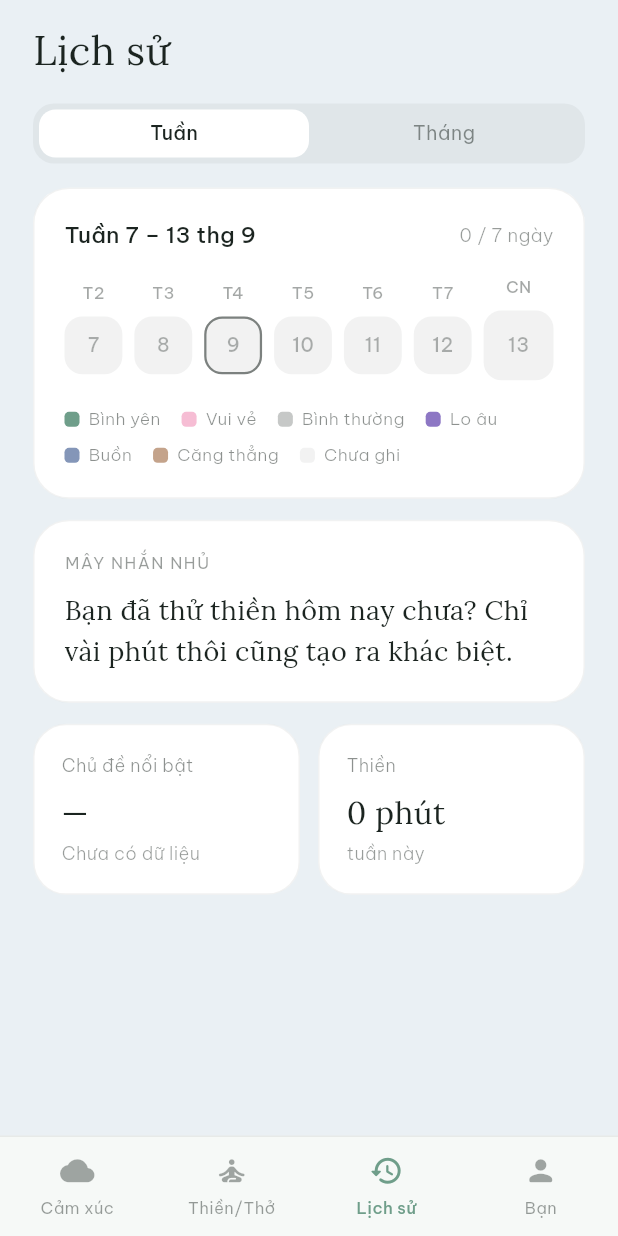
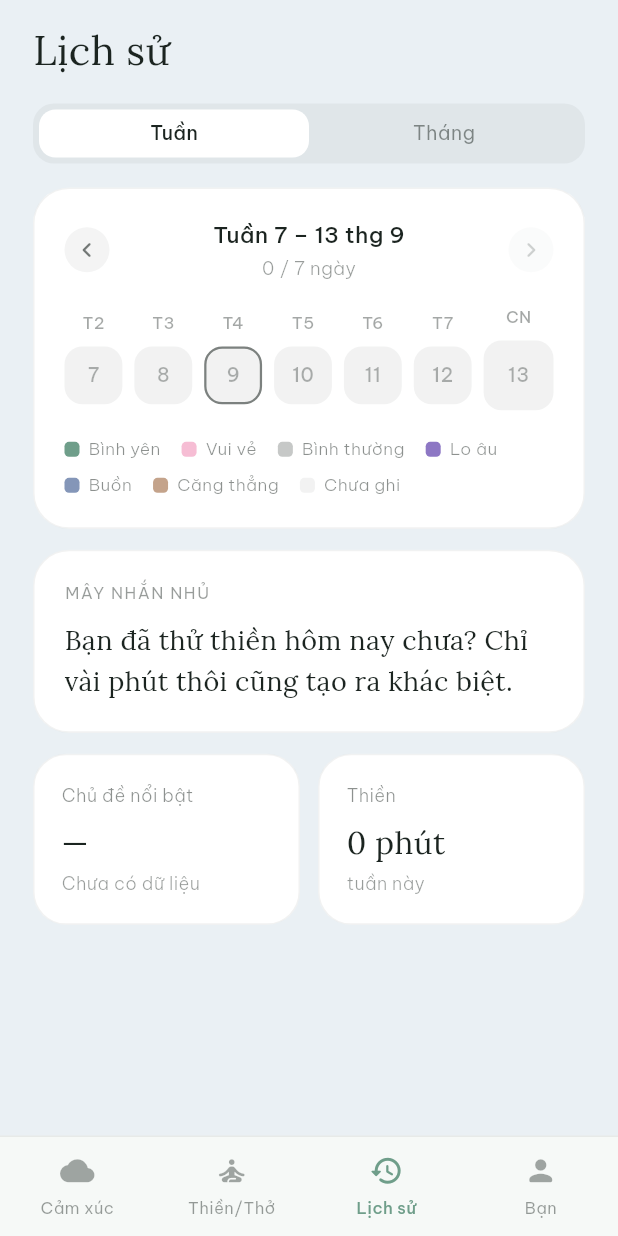
Before and after one commit to vietnguyen1254/an, a Flutter app: the MainTabs screen opened directly, item 3 of the bottom bar chosen, on a phone screen of 412 x 824 dp. Run offline on Flutter 3.47's test engine with Material 3 defaults, Android fonts, the phone set to English and light mode, and no system bars; our stand-ins replace firebase_auth, firebase_core, google_sign_in, just_audio, just_audio_background, shared_preferences and 1 more; missing offline and left inert: flutter_facebook_auth; accounts and stored records are empty; network calls fail.

Commit message:
Journal history: week/month navigation, real calendar alignment, meditation tracking
- Insight card ("Mây nhận thấy"/"Mây nhắn nhủ") no longer shrinks to
  hug short text — wrapped in SizedBox(width: double.infinity).
- Week/month grids gained < > navigation plus horizontal swipe, both
  clamped so you can't go past the current period. Switching tabs
  resets back to the current one.
- Month grid now aligns to the real calendar: leading blank cells so
  day 1 lands in its actual weekday column (Monday-first, matching the
  grid's own weekday header row), and every cell shows its day number
  (previously only the week grid did).
- Real meditation-time tracking: PlayerScreen now logs actual elapsed
  listened time to AppState on dispose (local-only, SharedPreferences
  — no backend table for this yet), and the journal screen's "Thiền"
  stat sums it over the selected range instead of a hardcoded 0.

Library screen: session duration moved to its own line instead of
sharing a line with guide name, and the "BÀI THIỀN" section header is
now "BÀI HƯỚNG DẪN" since it holds both meditation and breathing
content.

Co-Authored-By: Claude Sonnet 5 <noreply@anthropic.com>
Claude-Session: https://claude.ai/code/session_01BESPHactjVcMAqoGDnScay

```diff
--- a/lib/screens/journal/journal_screen.dart
+++ b/lib/screens/journal/journal_screen.dart
@@ -38,6 +38,13 @@ String _rangeHeaderLabel(bool isWeek, DateTime start, DateTime end) {
   return 'Tuần ${start.day} thg ${start.month} – ${end.day} thg ${end.month}';
 }
 
+String _formatMinutes(int totalMinutes) {
+  if (totalMinutes < 60) return '$totalMinutes phút';
+  final h = totalMinutes ~/ 60;
+  final m = totalMinutes % 60;
+  return m == 0 ? '$h giờ' : '$h giờ $m';
+}
+
 class JournalScreen extends StatefulWidget {
   const JournalScreen({super.key});
 
@@ -47,6 +54,11 @@ class JournalScreen extends StatefulWidget {
 
 class _JournalScreenState extends State<JournalScreen> {
   int _tab = 0; // 0 = Tuần, 1 = Tháng
+  int _offset = 0; // periods back from the current one; 0 = current, never > 0
+
+  void _shift(int delta) {
+    setState(() => _offset = (_offset + delta).clamp(-9999, 0));
+  }
 
   @override
   Widget build(BuildContext context) {
@@ -54,11 +66,13 @@ class _JournalScreenState extends State<JournalScreen> {
     final now = DateTime.now();
     final isWeek = _tab == 0;
 
-    final rangeStart = isWeek
-        ? DateTime(now.year, now.month, now.day).subtract(Duration(days: now.weekday - 1))
-        : DateTime(now.year, now.month, 1);
-    final rangeDays = isWeek ? 7 : DateTime(now.year, now.month + 1, 0).day;
+    final anchor = isWeek
+        ? DateTime(now.year, now.month, now.day).add(Duration(days: 7 * _offset))
+        : DateTime(now.year, now.month + _offset, 1);
+    final rangeStart = isWeek ? anchor.subtract(Duration(days: anchor.weekday - 1)) : anchor;
+    final rangeDays = isWeek ? 7 : DateTime(rangeStart.year, rangeStart.month + 1, 0).day;
     final rangeEnd = rangeStart.add(Duration(days: rangeDays - 1));
+    final canGoForward = _offset < 0;
 
     final byDay = <String, JournalEntry>{};
     for (final e in entries) {
@@ -74,6 +88,7 @@ class _JournalScreenState extends State<JournalScreen> {
 
     final topTag = _topTag(entriesInRange);
     final insight = generateInsight(entriesInRange);
+    final meditationMinutes = context.watch<AppState>().meditationSecondsInRange(rangeStart, rangeEnd) ~/ 60;
 
     void openDay(DateTime d) {
       final entry = byDay[_dayKey(d)];
@@ -100,7 +115,10 @@ class _JournalScreenState extends State<JournalScreen> {
                     final active = i == _tab;
                     return Expanded(
                       child: GestureDetector(
-                        onTap: () => setState(() => _tab = i),
+                        onTap: () => setState(() {
+                          _tab = i;
+                          _offset = 0;
+                        }),
                         child: Container(
                           height: 32,
                           alignment: Alignment.center,
@@ -119,15 +137,37 @@ class _JournalScreenState extends State<JournalScreen> {
                 child: Column(
                   crossAxisAlignment: CrossAxisAlignment.start,
                   children: [
-                    Row(mainAxisAlignment: MainAxisAlignment.spaceBetween, children: [
-                      Flexible(child: Text(_rangeHeaderLabel(isWeek, rangeStart, rangeEnd), style: const TextStyle(fontFamily: 'BeVietnamPro', fontWeight: FontWeight.w500, fontSize: 15, color: AppColors.ink))),
+                    Row(
+                      mainAxisAlignment: MainAxisAlignment.spaceBetween,
+                      children: [
+                        _NavArrow(icon: Icons.chevron_left_rounded, onTap: () => _shift(-1)),
+                        Expanded(
+                          child: Column(
+                            children: [
+                              Text(_rangeHeaderLabel(isWeek, rangeStart, rangeEnd), style: const TextStyle(fontFamily: 'BeVietnamPro', fontWeight: FontWeight.w500, fontSize: 15, color: AppColors.ink)),
+                              const SizedBox(height: 2),
                               Text('$recordedDays / $rangeDays ngày', style: TextStyle(fontFamily: 'BeVietnamPro', fontWeight: FontWeight.w300, fontSize: 12.5, color: AppColors.ink.withValues(alpha: 0.45))),
-                    ]),
+                            ],
+                          ),
+                        ),
+                        _NavArrow(icon: Icons.chevron_right_rounded, onTap: canGoForward ? () => _shift(1) : null),
+                      ],
+                    ),
                     const SizedBox(height: 16),
-                    if (isWeek)
-                      _WeekGrid(start: rangeStart, byDay: byDay, onTapDay: openDay)
-                    else
-                      _MonthGrid(start: rangeStart, days: rangeDays, byDay: byDay, onTapDay: openDay),
+                    GestureDetector(
+                      behavior: HitTestBehavior.opaque,
+                      onHorizontalDragEnd: (details) {
+                        final v = details.primaryVelocity ?? 0;
+                        if (v < -200) {
+                          _shift(1);
+                        } else if (v > 200) {
+                          _shift(-1);
+                        }
+                      },
+                      child: isWeek
+                          ? _WeekGrid(start: rangeStart, byDay: byDay, onTapDay: openDay)
+                          : _MonthGrid(start: rangeStart, days: rangeDays, byDay: byDay, onTapDay: openDay),
+                    ),
                     const SizedBox(height: 18),
                     Wrap(spacing: 14, runSpacing: 8, children: [
                       for (final m in moodOrder) _Legend(color: moodColors[m]!, label: moodLabels[m]!),
@@ -137,7 +177,9 @@ class _JournalScreenState extends State<JournalScreen> {
                 ),
               ),
               const SizedBox(height: 14),
-              Container(
+              SizedBox(
+                width: double.infinity,
+                child: Container(
                   padding: const EdgeInsets.all(20),
                   decoration: BoxDecoration(color: Colors.white, borderRadius: BorderRadius.circular(24), border: Border.all(color: AppColors.ink.withValues(alpha: 0.06))),
                   child: Column(
@@ -147,6 +189,7 @@ class _JournalScreenState extends State<JournalScreen> {
                       const SizedBox(height: 10),
                       Text(insight.text, style: const TextStyle(fontFamily: 'Lora', fontSize: 18, height: 27 / 18, color: AppColors.ink)),
                     ],
+                  ),
                 ),
               ),
               const SizedBox(height: 14),
@@ -159,11 +202,32 @@ class _JournalScreenState extends State<JournalScreen> {
                   ),
                 ),
                 const SizedBox(width: 12),
-                Expanded(child: _StatCard(label: 'Thiền', value: '0 phút', meta: isWeek ? 'tuần này' : 'tháng này')),
+                Expanded(child: _StatCard(label: 'Thiền', value: _formatMinutes(meditationMinutes), meta: isWeek ? 'tuần này' : 'tháng này')),
               ]),
             ],
           ),
         ),
+      ),
+    );
+  }
+}
+
+class _NavArrow extends StatelessWidget {
+  final IconData icon;
+  final VoidCallback? onTap;
+  const _NavArrow({required this.icon, required this.onTap});
+
+  @override
+  Widget build(BuildContext context) {
+    final enabled = onTap != null;
+    return GestureDetector(
+      onTap: onTap,
+      child: Container(
+        width: 30,
+        height: 30,
+        alignment: Alignment.center,
+        decoration: BoxDecoration(shape: BoxShape.circle, color: AppColors.ink.withValues(alpha: enabled ? 0.05 : 0.02)),
+        child: Icon(icon, size: 20, color: AppColors.ink.withValues(alpha: enabled ? 0.6 : 0.2)),
       ),
     );
   }
@@ -223,21 +287,43 @@ class _MonthGrid extends StatelessWidget {
 
   @override
   Widget build(BuildContext context) {
-    return GridView.count(
+    // start.weekday: 1=Monday..7=Sunday — leading blanks so day 1 lands in
+    // its real weekday column (grid header/legend is Monday-first).
+    final leadingBlanks = start.weekday - 1;
+    final today = DateTime.now();
+    return Column(
+      children: [
+        Row(
+          children: _weekdayShort.map((d) => Expanded(child: Center(child: Text(d, style: TextStyle(fontFamily: 'BeVietnamPro', fontSize: 10.5, fontWeight: FontWeight.w500, color: AppColors.ink.withValues(alpha: 0.35)))))).toList(),
+        ),
+        const SizedBox(height: 6),
+        GridView.count(
           crossAxisCount: 7,
           shrinkWrap: true,
           physics: const NeverScrollableScrollPhysics(),
           crossAxisSpacing: 7,
           mainAxisSpacing: 7,
-      children: List.generate(days, (i) {
-        final day = start.add(Duration(days: i));
+          children: List.generate(leadingBlanks + days, (i) {
+            if (i < leadingBlanks) return const SizedBox.shrink();
+            final day = start.add(Duration(days: i - leadingBlanks));
             final entry = byDay[_dayKey(day)];
             final color = entry != null ? moodColors[entry.mood]! : _emptyDayColor;
+            final isToday = _dayKey(day) == _dayKey(today);
             return GestureDetector(
               onTap: () => onTapDay(day),
-          child: Container(decoration: BoxDecoration(color: color, borderRadius: BorderRadius.circular(6))),
+              child: Container(
+                decoration: BoxDecoration(
+                  color: color,
+                  borderRadius: BorderRadius.circular(6),
+                  border: isToday ? Border.all(color: AppColors.ink.withValues(alpha: 0.55), width: 1.5) : null,
+                ),
+                alignment: Alignment.center,
+                child: Text('${day.day}', style: TextStyle(fontFamily: 'BeVietnamPro', fontSize: 10.5, fontWeight: FontWeight.w500, color: entry != null ? Colors.white.withValues(alpha: 0.9) : AppColors.ink.withValues(alpha: 0.35))),
+              ),
             );
           }),
+        ),
+      ],
     );
   }
 }
--- a/lib/screens/meditation/player_screen.dart
+++ b/lib/screens/meditation/player_screen.dart
@@ -2,7 +2,9 @@ import 'dart:async';
 import 'package:flutter/material.dart';
 import 'package:just_audio/just_audio.dart';
 import 'package:just_audio_background/just_audio_background.dart';
+import 'package:provider/provider.dart';
 import '../../models/mood.dart';
+import '../../state/app_state.dart';
 import '../../theme/colors.dart';
 import '../../widgets/may.dart';
 
@@ -50,12 +52,14 @@ class _PlayerScreenState extends State<PlayerScreen> with SingleTickerProviderSt
   Timer? _phaseTimer;
   Timer? _tickTimer;
   late final AnimationController _breatheCtrl;
+  late final AppState _appState;
 
   int get _totalSeconds => _duration?.inSeconds ?? widget.minutes * 60;
 
   @override
   void initState() {
     super.initState();
+    _appState = context.read<AppState>();
     _breatheCtrl = AnimationController(vsync: this, duration: const Duration(milliseconds: 4500))..repeat(reverse: true);
     _phaseTimer = Timer.periodic(const Duration(milliseconds: 4500), (_) {
       if (_playing) setState(() => _phase = (_phase + 1) % 3);
@@ -93,6 +97,7 @@ class _PlayerScreenState extends State<PlayerScreen> with SingleTickerProviderSt
 
   @override
   void dispose() {
+    _appState.addMeditationSeconds(_elapsed.inSeconds);
     _phaseTimer?.cancel();
     _tickTimer?.cancel();
     _breatheCtrl.dispose();
--- a/lib/state/app_state.dart
+++ b/lib/state/app_state.dart
@@ -1,3 +1,5 @@
+import 'dart:convert';
+
 import 'package:flutter/foundation.dart';
 import 'package:shared_preferences/shared_preferences.dart';
 
@@ -9,6 +11,17 @@ import '../services/auth_user.dart';
 import '../services/journal_api.dart';
 
 enum PlanTier { free, monthly, yearly }
+
+/// One completed (or abandoned) meditation/breathing play, logged locally
+/// only — there's no backend table for this yet.
+class MeditationLog {
+  final DateTime date;
+  final int seconds;
+  const MeditationLog(this.date, this.seconds);
+
+  Map<String, dynamic> toJson() => {'date': date.toIso8601String(), 'seconds': seconds};
+  factory MeditationLog.fromJson(Map<String, dynamic> j) => MeditationLog(DateTime.parse(j['date'] as String), j['seconds'] as int);
+}
 
 class TagDef {
   final String key;
@@ -70,6 +83,28 @@ class AppState extends ChangeNotifier {
   static const _kName = 'auth_name';
   static const _kProvider = 'auth_provider';
   static const _kToken = 'auth_token';
+  static const _kMeditationLog = 'meditation_log';
+
+  final List<MeditationLog> meditationLog = [];
+
+  /// Records actual listened time for a session (called from PlayerScreen on
+  /// dispose). Local-only for now — no backend table for this yet.
+  Future<void> addMeditationSeconds(int seconds) async {
+    if (seconds <= 0) return;
+    meditationLog.add(MeditationLog(DateTime.now(), seconds));
+    notifyListeners();
+    final prefs = await SharedPreferences.getInstance();
+    await prefs.setStringList(_kMeditationLog, meditationLog.map((m) => jsonEncode(m.toJson())).toList());
+  }
+
+  int meditationSecondsInRange(DateTime start, DateTime end) {
+    var total = 0;
+    for (final m in meditationLog) {
+      final d = DateTime(m.date.year, m.date.month, m.date.day);
+      if (!d.isBefore(start) && !d.isAfter(end)) total += m.seconds;
+    }
+    return total;
+  }
 
   final List<JournalEntry> entries = [
     JournalEntry(
@@ -130,6 +165,10 @@ class AppState extends ChangeNotifier {
     authName = prefs.getString(_kName);
     authProvider = prefs.getString(_kProvider);
     authToken = prefs.getString(_kToken);
+    final rawLog = prefs.getStringList(_kMeditationLog);
+    if (rawLog != null) {
+      meditationLog.addAll(rawLog.map((s) => MeditationLog.fromJson(jsonDecode(s) as Map<String, dynamic>)));
+    }
     notifyListeners();
 
     final restored = await AuthService.instance.restore();
```
Also changed, not shown: lib/screens/meditation/library_screen.dart (+7 -3 lines). Lines whose indentation alone changed are shown as unchanged.
